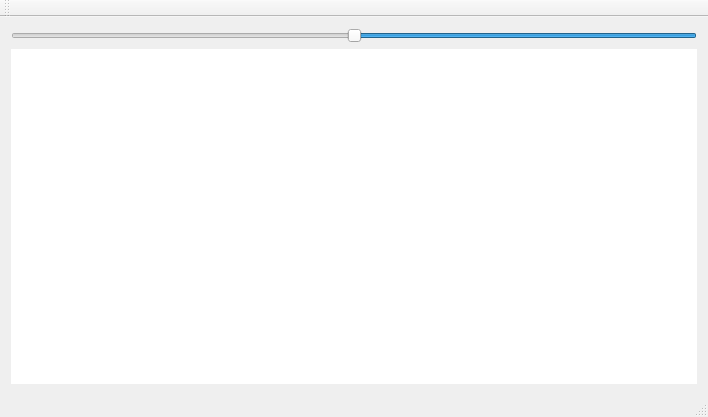
First picture: the form in MainWindow.ui, repository jeremyabel/Prism, before the edit.
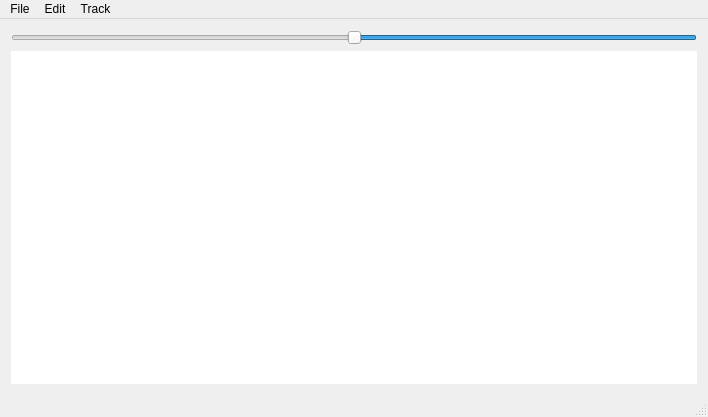
Second picture: the form after the edit.

Commit message: Added menubar options

Diff of the .ui file:
```diff
--- a/MainWindow.ui
+++ b/MainWindow.ui
@@ -90,14 +90,39 @@
      <height>22</height>
     </rect>
    </property>
-  </widget>
-  <widget class="QToolBar" name="mainToolBar">
-   <attribute name="toolBarArea">
-    <enum>TopToolBarArea</enum>
-   </attribute>
-   <attribute name="toolBarBreak">
+   <property name="defaultUp">
     <bool>false</bool>
-   </attribute>
+   </property>
+   <property name="nativeMenuBar">
+    <bool>false</bool>
+   </property>
+   <widget class="QMenu" name="menuFile">
+    <property name="title">
+     <string>File</string>
+    </property>
+    <addaction name="actionNew"/>
+    <addaction name="actionOpen"/>
+    <addaction name="actionSave"/>
+    <addaction name="actionSave_As"/>
+    <addaction name="actionExport"/>
+    <addaction name="separator"/>
+    <addaction name="actionQuit"/>
+   </widget>
+   <widget class="QMenu" name="menuEdit">
+    <property name="title">
+     <string>Edit</string>
+    </property>
+   </widget>
+   <widget class="QMenu" name="menuTrack">
+    <property name="title">
+     <string>Track</string>
+    </property>
+    <addaction name="actionAdd_Track"/>
+    <addaction name="actionDelete_Track"/>
+   </widget>
+   <addaction name="menuFile"/>
+   <addaction name="menuEdit"/>
+   <addaction name="menuTrack"/>
   </widget>
   <widget class="QStatusBar" name="statusBar"/>
  </widget>
```
Left out of the diff: 55 changed lines with no effect on the pictures.
